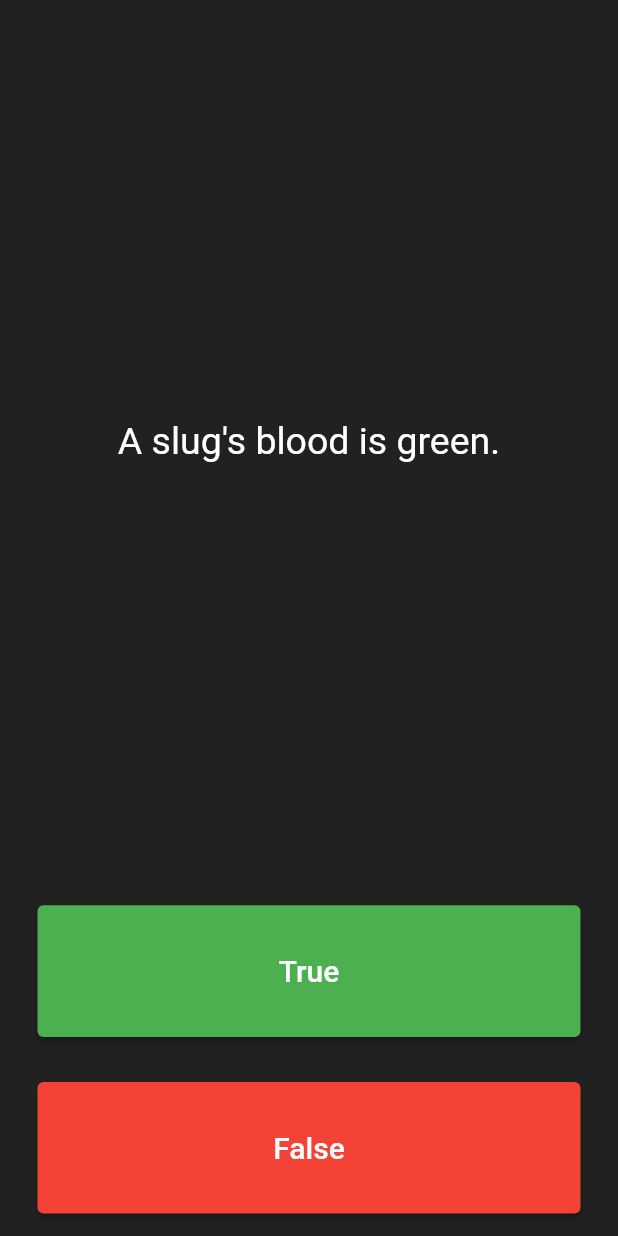
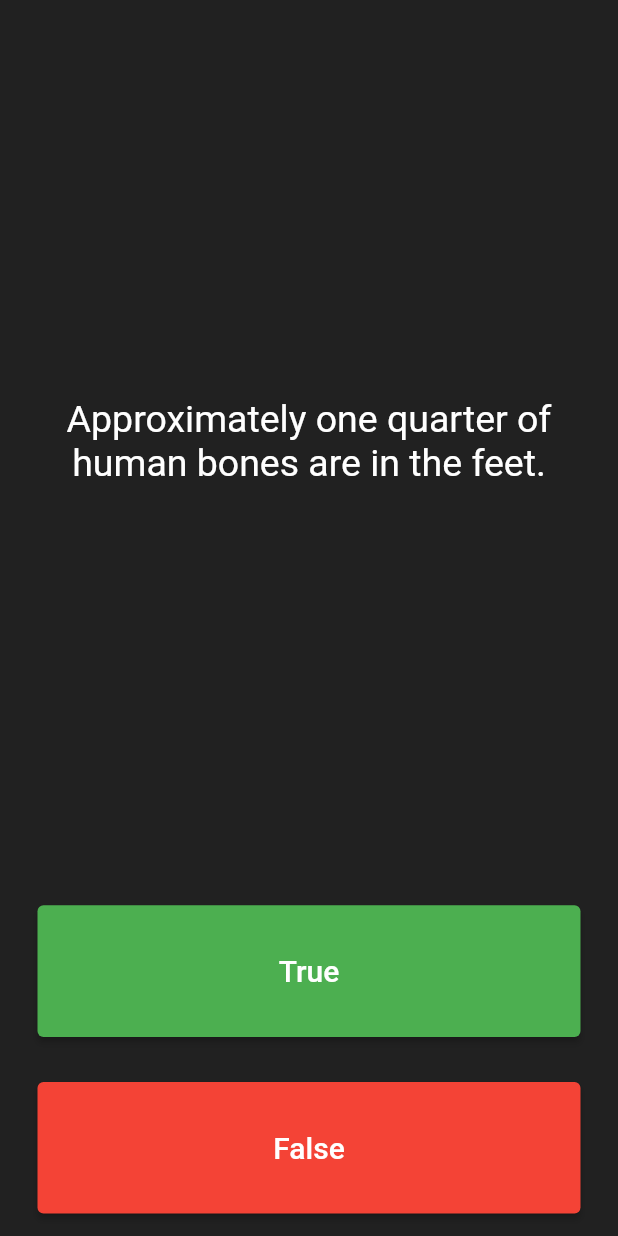
Before and after one commit to FreshhDevv/quizzler, a Flutter app: the screen it shows after launch, after a tap on "True", after a tap on "False", on a phone screen of 412 x 824 dp. Run offline on Flutter 3.47's test engine with Material 2 defaults, Android fonts, the phone set to English and light mode, and no system bars.

```diff
--- a/lib/main.dart
+++ b/lib/main.dart
@@ -1,5 +1,7 @@
 import 'package:flutter/material.dart';
-import 'question.dart';
+import 'quiz_brain.dart';
+
+QuizBrain quizBrain = QuizBrain();
 
 void main() {
   runApp(const Quizzler());
@@ -33,13 +35,6 @@ class QuizPage extends StatefulWidget {
 
 List<Widget> scoreKeeper = [];
 
-List<Question> questionBank = [
-  Question(q: 'You can lead a cow down stairs but not up stairs.', a: false),
-  Question(q: 'Approximately one quarter of human bones are in the feet.', a: true),
-  Question(q: 'A slug\'s blood is green.', a: true),
-];
-
-
 int questionNumber = 0;
 
 class _QuizPageState extends State<QuizPage> {
@@ -55,7 +50,7 @@ class _QuizPageState extends State<QuizPage> {
             padding: const EdgeInsets.all(10.0),
             child: Center(
               child: Text(
-                questionBank[questionNumber].questionText,
+                quizBrain.questionBank[questionNumber].questionText,
                 textAlign: TextAlign.center,
                 style: const TextStyle(
                   fontSize: 25.0,
@@ -70,7 +65,8 @@ class _QuizPageState extends State<QuizPage> {
             padding: const EdgeInsets.all(15.0),
             child: ElevatedButton(
               onPressed: () {
-                bool correctAnswer = questionBank[questionNumber].questionAnswer;
+                bool correctAnswer =
+                    quizBrain.questionBank[questionNumber].questionAnswer;
                 if (correctAnswer == true) {
                   print('User got it right.');
                 } else {
@@ -100,7 +96,8 @@ class _QuizPageState extends State<QuizPage> {
             padding: const EdgeInsets.all(15.0),
             child: ElevatedButton(
               onPressed: () {
-                bool correctAnswer = questionBank[questionNumber].questionAnswer;
+                bool correctAnswer =
+                    quizBrain.questionBank[questionNumber].questionAnswer;
                 if (correctAnswer == false) {
                   print('User got it right.');
                 } else {
--- /dev/null
+++ b/lib/quiz_brain.dart
@@ -0,0 +1,20 @@
+import 'package:quizzler/question.dart';
+
+class QuizBrain {
+  List<Question> questionBank = [
+  Question(q: 'Some cats are actually allergic to humans', a: true),
+    Question(q: 'You can lead a cow down stairs but not up stairs.', a: false),
+    Question(q: 'Approximately one quarter of human bones are in the feet.', a: true),
+    Question(q: 'A slug\'s blood is green.', a: true),
+    Question(q: 'Buzz Aldrin\'s mother\'s maiden name was "Moon".', a: true),
+    Question(q: 'It is illegal to pee in the Ocean in Portugal.', a: true),
+    Question(q: 'No piece of square dry paper can be folded in half more than 7 times.', a: false),
+    Question(q: 'In London, UK, if you happen to die in the House of Parliament, you are technically entitled to a state funeral, because the building is considered too sacred a place.', a: true),
+    Question(q: 'The loudest sound produced by any animal is 188 decibels. That animal is the African Elephant.', a: false),
+    Question(q: 'The total surface area of two human lungs is approximately 70 square metres.', a: true),
+    Question(q: 'Google was originally called "Backrub".', a: true),
+    Question(q: 'Chocolate affects a dog\'s heart and nervous system; a few ounces are enough to kill a small dog.', a: true),
+    Question(q: 'In West Virginia, USA, if you accidentally hit an animal with your car, you are free to take it home to eat.', a: true),
+
+];
+}
```
